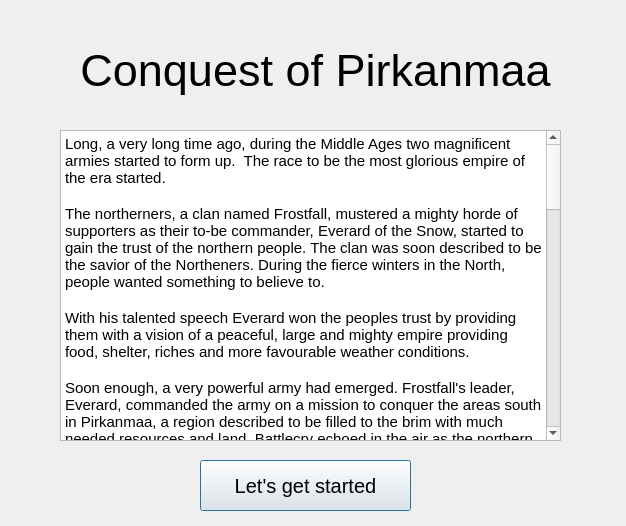
This is Game/welcome.ui in AntonKaara/course-project-game as Qt 5 draws it before an edit. The edited form follows.
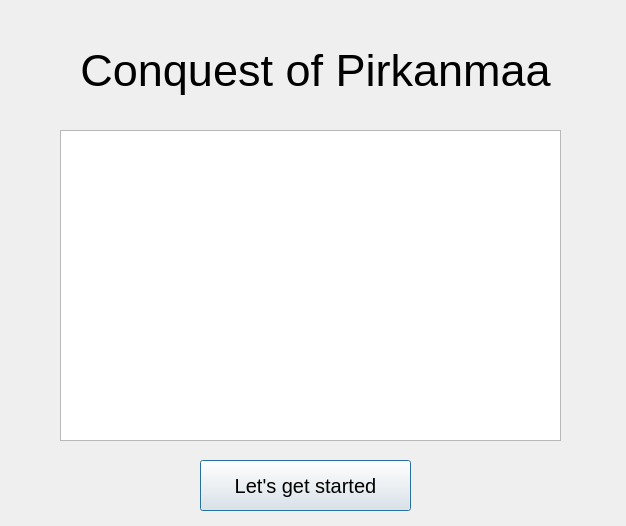
This is the edited form.

Commit message: Made the welcome dialog much better, including player names into the story.

Diff of the .ui file:
```diff
--- a/Game/welcome.ui
+++ b/Game/welcome.ui
@@ -76,46 +76,6 @@
 &lt;html&gt;&lt;head&gt;&lt;meta name=&quot;qrichtext&quot; content=&quot;1&quot; /&gt;&lt;style type=&quot;text/css&quot;&gt;
 p, li { white-space: pre-wrap; }
 &lt;/style&gt;&lt;/head&gt;&lt;body style=&quot; font-family:'Ubuntu'; font-size:11pt; font-weight:400; font-style:normal;&quot;&gt;
-&lt;p style=&quot; margin-top:0px; margin-bottom:0px; margin-left:0px; margin-right:0px; -qt-block-indent:0; text-indent:0px;&quot;&gt;&lt;span style=&quot; font-family:'Ubuntu';&quot;&gt;Long, a very long time ago, during the Middle Ages two magnificent armies started to form up.  The race to be the most glorious empire of the era started. &lt;/span&gt;&lt;/p&gt;
-&lt;p style=&quot;-qt-paragraph-type:empty; margin-top:0px; margin-bottom:0px; margin-left:0px; margin-right:0px; -qt-block-indent:0; text-indent:0px; font-family:'Ubuntu';&quot;&gt;&lt;br /&gt;&lt;/p&gt;
-&lt;p style=&quot; margin-top:0px; margin-bottom:0px; margin-left:0px; margin-right:0px; -qt-block-indent:0; text-indent:0px;&quot;&gt;&lt;span style=&quot; font-family:'Ubuntu';&quot;&gt;The northerners, a clan named Frostfall, mustered a mighty horde of supporters as their to-be commander, Everard of the Snow, started to gain the trust of the northern people. The clan was soon described to be the savior of the Northeners. During the fierce winters in the North, people wanted something to believe to.&lt;/span&gt;&lt;/p&gt;
-&lt;p style=&quot;-qt-paragraph-type:empty; margin-top:0px; margin-bottom:0px; margin-left:0px; margin-right:0px; -qt-block-indent:0; text-indent:0px; font-family:'Ubuntu';&quot;&gt;&lt;br /&gt;&lt;/p&gt;
-&lt;p style=&quot; margin-top:0px; margin-bottom:0px; margin-left:0px; margin-right:0px; -qt-block-indent:0; text-indent:0px;&quot;&gt;&lt;span style=&quot; font-family:'Ubuntu';&quot;&gt;With his talented speech Everard won the peoples trust by providing them with a vision of a peaceful, large and mighty empire providing food, shelter, riches and more favourable weather conditions.&lt;/span&gt;&lt;/p&gt;
-&lt;p style=&quot;-qt-paragraph-type:empty; margin-top:0px; margin-bottom:0px; margin-left:0px; margin-right:0px; -qt-block-indent:0; text-indent:0px; font-family:'Ubuntu';&quot;&gt;&lt;br /&gt;&lt;/p&gt;
-&lt;p style=&quot; margin-top:0px; margin-bottom:0px; margin-left:0px; margin-right:0px; -qt-block-indent:0; text-indent:0px;&quot;&gt;&lt;span style=&quot; font-family:'Ubuntu';&quot;&gt;Soon enough, a very powerful army had emerged. Frostfall's leader, Everard, commanded the army on a mission to conquer the areas south in Pirkanmaa, a region described to be filled to the brim with much needed resources and land. Battlecry echoed in the air as the northern warriors charged towards Pirkanmaa..&lt;/span&gt;&lt;/p&gt;
-&lt;p style=&quot;-qt-paragraph-type:empty; margin-top:0px; margin-bottom:0px; margin-left:0px; margin-right:0px; -qt-block-indent:0; text-indent:0px; font-family:'Ubuntu';&quot;&gt;&lt;br /&gt;&lt;/p&gt;
-&lt;p style=&quot; margin-top:0px; margin-bottom:0px; margin-left:0px; margin-right:0px; -qt-block-indent:0; text-indent:0px;&quot;&gt;&lt;span style=&quot; font-family:'Ubuntu';&quot;&gt;At the same time, in the South, King Cerill &amp;quot;The Colossus&amp;quot;, the ruler of the Kingdom of Essumos, was upon an inevitable fate of being dethroned. The southern people demanded acts from the King, as the kingdom was facing a major starvation due to the lack of fertile land. &lt;/span&gt;&lt;/p&gt;
-&lt;p style=&quot;-qt-paragraph-type:empty; margin-top:0px; margin-bottom:0px; margin-left:0px; margin-right:0px; -qt-block-indent:0; text-indent:0px; font-family:'Ubuntu';&quot;&gt;&lt;br /&gt;&lt;/p&gt;
-&lt;p style=&quot; margin-top:0px; margin-bottom:0px; margin-left:0px; margin-right:0px; -qt-block-indent:0; text-indent:0px;&quot;&gt;&lt;span style=&quot; font-family:'Ubuntu';&quot;&gt;King Cerill was desperate. During his reign, a mysterious man named Iowerth had told tales about this land full of riches called Pirkanmaa.  Iowerth had unfortunately died a few years before the Great Starvation. Despite the fact that he didn't know if the land existed for sure, he had to act.&lt;/span&gt;&lt;/p&gt;
-&lt;p style=&quot;-qt-paragraph-type:empty; margin-top:0px; margin-bottom:0px; margin-left:0px; margin-right:0px; -qt-block-indent:0; text-indent:0px; font-family:'Ubuntu';&quot;&gt;&lt;br /&gt;&lt;/p&gt;
-&lt;p style=&quot; margin-top:0px; margin-bottom:0px; margin-left:0px; margin-right:0px; -qt-block-indent:0; text-indent:0px;&quot;&gt;&lt;span style=&quot; font-family:'Ubuntu';&quot;&gt;King Cerill gathered his Royal Guard. He spoke to his people, and laid a spark of hope to the peoples' minds. The Great Starvation can be ended.  He reqruited every man capable to arms.&lt;/span&gt;&lt;/p&gt;
-&lt;p style=&quot;-qt-paragraph-type:empty; margin-top:0px; margin-bottom:0px; margin-left:0px; margin-right:0px; -qt-block-indent:0; text-indent:0px; font-family:'Ubuntu';&quot;&gt;&lt;br /&gt;&lt;/p&gt;
-&lt;p style=&quot; margin-top:0px; margin-bottom:0px; margin-left:0px; margin-right:0px; -qt-block-indent:0; text-indent:0px;&quot;&gt;&lt;span style=&quot; font-family:'Ubuntu';&quot;&gt;The newly formed army was weak. King Cerill used all his power and resources to reinvigorate the soldiers. He managed to build the army up to a point where it was ready to save the kingdom from the inevitable doom.&lt;/span&gt;&lt;/p&gt;
-&lt;p style=&quot;-qt-paragraph-type:empty; margin-top:0px; margin-bottom:0px; margin-left:0px; margin-right:0px; -qt-block-indent:0; text-indent:0px; font-family:'Ubuntu';&quot;&gt;&lt;br /&gt;&lt;/p&gt;
-&lt;p style=&quot; margin-top:0px; margin-bottom:0px; margin-left:0px; margin-right:0px; -qt-block-indent:0; text-indent:0px;&quot;&gt;&lt;span style=&quot; font-family:'Ubuntu';&quot;&gt;Cerill commanded his army to march north, to conquer the mysterious land of Pirkanmaa..&lt;/span&gt;&lt;/p&gt;
-&lt;p style=&quot;-qt-paragraph-type:empty; margin-top:0px; margin-bottom:0px; margin-left:0px; margin-right:0px; -qt-block-indent:0; text-indent:0px; font-family:'Ubuntu';&quot;&gt;&lt;br /&gt;&lt;/p&gt;
-&lt;p style=&quot; margin-top:0px; margin-bottom:0px; margin-left:0px; margin-right:0px; -qt-block-indent:0; text-indent:0px;&quot;&gt;&lt;span style=&quot; font-family:'Ubuntu'; font-weight:600;&quot;&gt;Conquest of Pirkanmaa&lt;/span&gt;&lt;/p&gt;
-&lt;p style=&quot;-qt-paragraph-type:empty; margin-top:0px; margin-bottom:0px; margin-left:0px; margin-right:0px; -qt-block-indent:0; text-indent:0px; font-family:'Ubuntu'; font-weight:600;&quot;&gt;&lt;br /&gt;&lt;/p&gt;
-&lt;p style=&quot; margin-top:0px; margin-bottom:0px; margin-left:0px; margin-right:0px; -qt-block-indent:0; text-indent:0px;&quot;&gt;&lt;span style=&quot; font-family:'Ubuntu';&quot;&gt;You play as the commander of your army. The battle for the Pirkanmaa's riches has started. The survival of your people is in your hands! Lead your forces to victory by conquering areas and wiping out any rival forces who stand against your path! &lt;/span&gt;&lt;/p&gt;
-&lt;p style=&quot;-qt-paragraph-type:empty; margin-top:0px; margin-bottom:0px; margin-left:0px; margin-right:0px; -qt-block-indent:0; text-indent:0px; font-family:'Ubuntu';&quot;&gt;&lt;br /&gt;&lt;/p&gt;
-&lt;p style=&quot; margin-top:0px; margin-bottom:0px; margin-left:0px; margin-right:0px; -qt-block-indent:0; text-indent:0px;&quot;&gt;&lt;span style=&quot; font-family:'Ubuntu'; font-weight:600;&quot;&gt;Turn your village into a thriving empire!&lt;/span&gt;&lt;/p&gt;
-&lt;p style=&quot;-qt-paragraph-type:empty; margin-top:0px; margin-bottom:0px; margin-left:0px; margin-right:0px; -qt-block-indent:0; text-indent:0px; font-family:'Ubuntu'; font-weight:600;&quot;&gt;&lt;br /&gt;&lt;/p&gt;
-&lt;p style=&quot; margin-top:0px; margin-bottom:0px; margin-left:0px; margin-right:0px; -qt-block-indent:0; text-indent:0px;&quot;&gt;&lt;span style=&quot; font-family:'Ubuntu';&quot;&gt;Conquer new territory by building outposts on the outskirts of your faction. Use the newly aqcuired region to your advantage and build buildings to produce more resources.&lt;/span&gt;&lt;/p&gt;
-&lt;p style=&quot;-qt-paragraph-type:empty; margin-top:0px; margin-bottom:0px; margin-left:0px; margin-right:0px; -qt-block-indent:0; text-indent:0px; font-family:'Ubuntu';&quot;&gt;&lt;br /&gt;&lt;/p&gt;
-&lt;p style=&quot;-qt-paragraph-type:empty; margin-top:0px; margin-bottom:0px; margin-left:0px; margin-right:0px; -qt-block-indent:0; text-indent:0px; font-family:'Ubuntu';&quot;&gt;&lt;br /&gt;&lt;/p&gt;
-&lt;p style=&quot; margin-top:0px; margin-bottom:0px; margin-left:0px; margin-right:0px; -qt-block-indent:0; text-indent:0px;&quot;&gt;&lt;span style=&quot; font-family:'Ubuntu'; font-weight:600;&quot;&gt;Recruit new units to make your empire stronger!&lt;/span&gt;&lt;/p&gt;
-&lt;p style=&quot;-qt-paragraph-type:empty; margin-top:0px; margin-bottom:0px; margin-left:0px; margin-right:0px; -qt-block-indent:0; text-indent:0px; font-family:'Ubuntu'; font-weight:600;&quot;&gt;&lt;br /&gt;&lt;/p&gt;
-&lt;p style=&quot; margin-top:0px; margin-bottom:0px; margin-left:0px; margin-right:0px; -qt-block-indent:0; text-indent:0px;&quot;&gt;&lt;span style=&quot; font-family:'Ubuntu';&quot;&gt;Respond to the ever changing landscape of the Pirkanmaa region and make sure you don't let your enemies become too strong! One needs money and food to sustain a large army.&lt;/span&gt;&lt;/p&gt;
-&lt;p style=&quot;-qt-paragraph-type:empty; margin-top:0px; margin-bottom:0px; margin-left:0px; margin-right:0px; -qt-block-indent:0; text-indent:0px; font-family:'Ubuntu';&quot;&gt;&lt;br /&gt;&lt;/p&gt;
-&lt;p style=&quot;-qt-paragraph-type:empty; margin-top:0px; margin-bottom:0px; margin-left:0px; margin-right:0px; -qt-block-indent:0; text-indent:0px; font-family:'Ubuntu';&quot;&gt;&lt;br /&gt;&lt;/p&gt;
-&lt;p style=&quot; margin-top:0px; margin-bottom:0px; margin-left:0px; margin-right:0px; -qt-block-indent:0; text-indent:0px;&quot;&gt;&lt;span style=&quot; font-family:'Ubuntu'; font-weight:600;&quot;&gt;Engage in battle!&lt;/span&gt;&lt;/p&gt;
-&lt;p style=&quot;-qt-paragraph-type:empty; margin-top:0px; margin-bottom:0px; margin-left:0px; margin-right:0px; -qt-block-indent:0; text-indent:0px; font-family:'Ubuntu';&quot;&gt;&lt;br /&gt;&lt;/p&gt;
-&lt;p style=&quot; margin-top:0px; margin-bottom:0px; margin-left:0px; margin-right:0px; -qt-block-indent:0; text-indent:0px;&quot;&gt;&lt;span style=&quot; font-family:'Ubuntu';&quot;&gt;Plan out your attack strategy and outsmart your enemy. Archers may prove useful due to their ranged attacks. Cavalry units are the fastest and make the most damage.&lt;/span&gt;&lt;/p&gt;
-&lt;p style=&quot;-qt-paragraph-type:empty; margin-top:0px; margin-bottom:0px; margin-left:0px; margin-right:0px; -qt-block-indent:0; text-indent:0px; font-family:'Ubuntu';&quot;&gt;&lt;br /&gt;&lt;/p&gt;
-&lt;p style=&quot; margin-top:0px; margin-bottom:0px; margin-left:0px; margin-right:0px; -qt-block-indent:0; text-indent:0px;&quot;&gt;&lt;span style=&quot; font-family:'Ubuntu'; font-weight:600;&quot;&gt;The ultimate winner is the first player to destroy the enemy headquarters.&lt;/span&gt;&lt;/p&gt;
-&lt;p style=&quot;-qt-paragraph-type:empty; margin-top:0px; margin-bottom:0px; margin-left:0px; margin-right:0px; -qt-block-indent:0; text-indent:0px; font-family:'Ubuntu'; font-weight:600;&quot;&gt;&lt;br /&gt;&lt;/p&gt;
-&lt;p style=&quot; margin-top:0px; margin-bottom:0px; margin-left:0px; margin-right:0px; -qt-block-indent:0; text-indent:0px;&quot;&gt;&lt;span style=&quot; font-family:'Ubuntu'; font-weight:600;&quot;&gt;Good luck on your Conquest of Pirkanmaa.&lt;/span&gt;&lt;/p&gt;
-&lt;p style=&quot;-qt-paragraph-type:empty; margin-top:0px; margin-bottom:0px; margin-left:0px; margin-right:0px; -qt-block-indent:0; text-indent:0px; font-family:'Ubuntu';&quot;&gt;&lt;br /&gt;&lt;/p&gt;
 &lt;p style=&quot;-qt-paragraph-type:empty; margin-top:0px; margin-bottom:0px; margin-left:0px; margin-right:0px; -qt-block-indent:0; text-indent:0px; font-family:'Ubuntu';&quot;&gt;&lt;br /&gt;&lt;/p&gt;&lt;/body&gt;&lt;/html&gt;</string>
    </property>
   </widget>
```
The commit also changes 4 other files.
